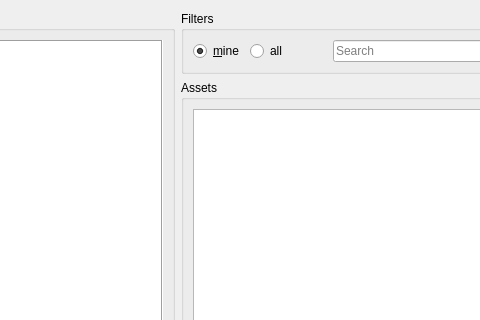
This is ui_files/rbhus_clone.ui in sanath111/rbhus_clone as Qt 5 draws it before an edit; both pictures show x 236 to 716 and y 0 to 320 of the 1051 by 604 pixel window. The edited form follows.
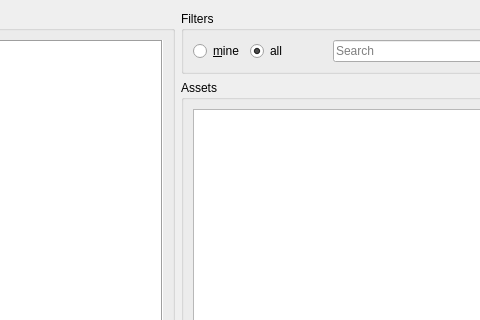
This is the edited form.

The edit to the form file:
```diff
--- a/ui_files/rbhus_clone.ui
+++ b/ui_files/rbhus_clone.ui
@@ -161,7 +161,7 @@
            <string>&amp;mine</string>
           </property>
           <property name="checked">
-           <bool>true</bool>
+           <bool>false</bool>
           </property>
          </widget>
         </item>
@@ -173,6 +173,9 @@
           <property name="text">
            <string>all</string>
           </property>
+          <property name="checked">
+           <bool>true</bool>
+          </property>
          </widget>
         </item>
         <item>
```
